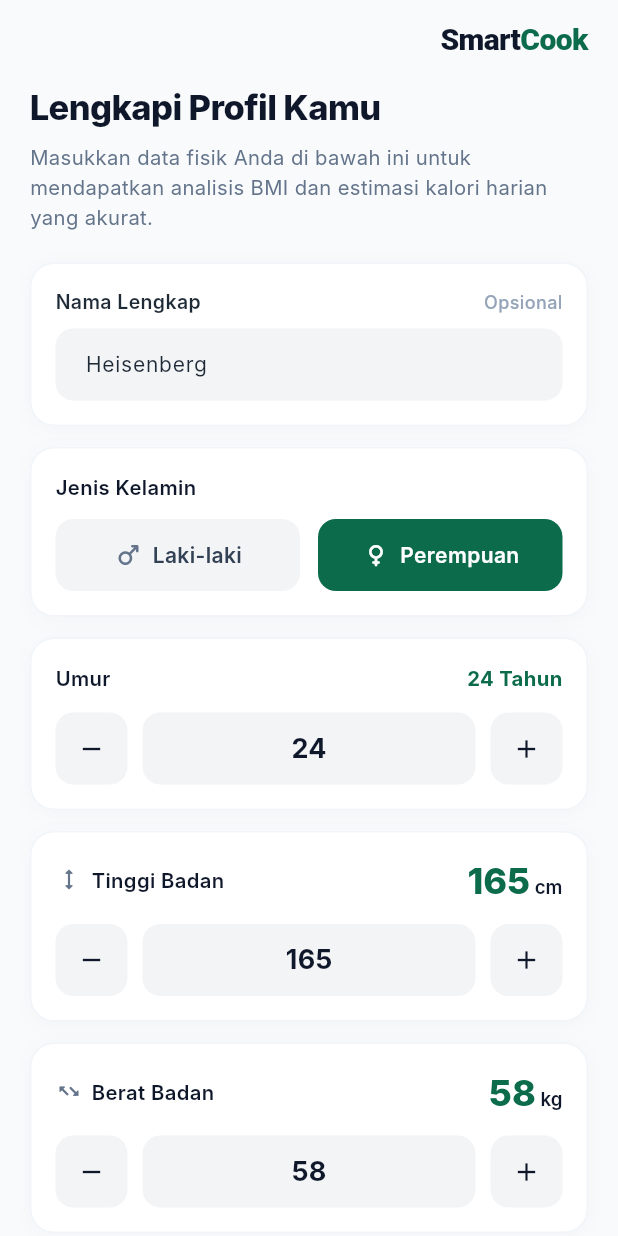
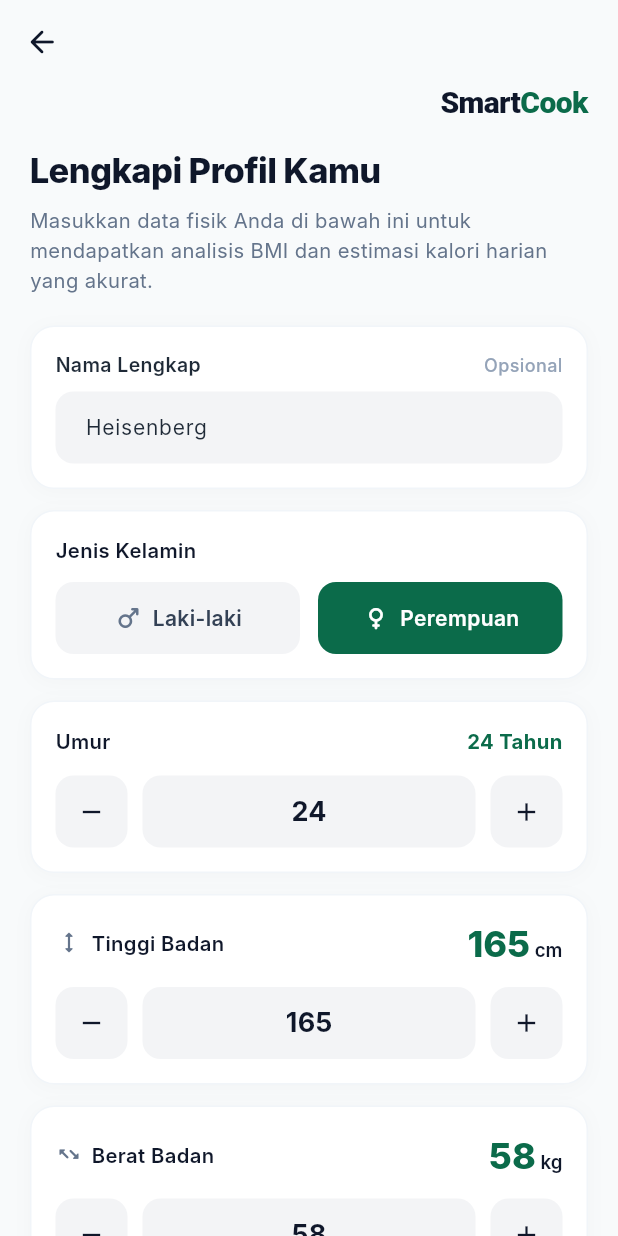
Before and after one commit to Adi-Luhung/PBL-SmartCook, a Flutter app: the EditProfilePage screen opened directly, on a phone screen of 412 x 824 dp. Run offline on Flutter 3.47's test engine with Material 3 defaults, Android fonts, the phone set to English and light mode, and no system bars; Roboto replaces fonts that are missing (Inter).

Commit message:
feat: hubungkan tombol Ubah ke EditProfilePage

```diff
--- a/lib/presentation/profile/edit_profile_page.dart
+++ b/lib/presentation/profile/edit_profile_page.dart
@@ -16,13 +16,23 @@ class EditProfilePage extends StatelessWidget {
   Widget build(BuildContext context) {
     return Scaffold(
       backgroundColor: AppColors.profileBackground,
+      appBar: AppBar(
+        backgroundColor: AppColors.profileBackground,
+        elevation: 0,
+        scrolledUnderElevation: 0,
+        leading: IconButton(
+          icon: const Icon(Icons.arrow_back_rounded, color: AppColors.textDark),
+          onPressed: () => Navigator.of(context).pop(),
+        ),
+      ),
       body: SafeArea(
+        top: false,
         bottom: false,
         child: ListView(
           padding: const EdgeInsets.only(
             left: 20,
             right: 20,
-            top: 14,
+            top: 0,
             bottom: 36,
           ),
           children: [
```
Also changed, not shown: lib/presentation/profile/profile_page.dart (+8 -1 lines).
